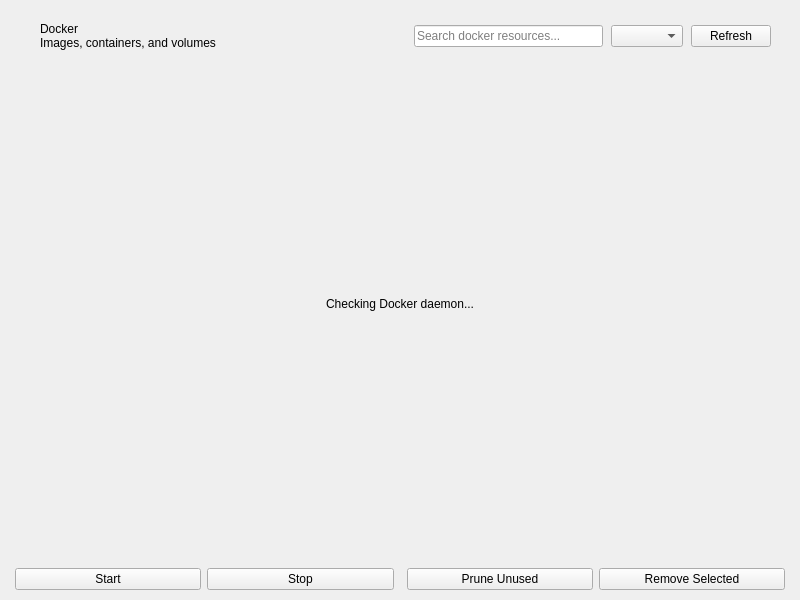
First picture: the form in shared/nexis/Pages/Docker/docker_page.ui, repository s4solutionsllc/Nexis, before the edit.
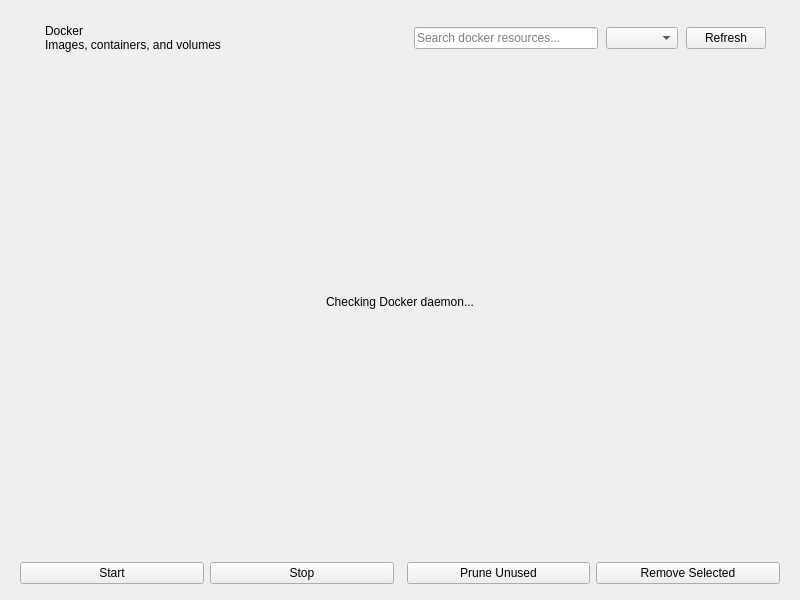
Second picture: the form after the edit.

Commit message: refactor(ui): shared page scaffold and scoped transparent backgrounds

What changed in the file:
```diff
--- a/shared/nexis/Pages/Docker/docker_page.ui
+++ b/shared/nexis/Pages/Docker/docker_page.ui
@@ -15,16 +15,16 @@
   </property>
   <layout class="QVBoxLayout" name="mainLayout">
    <property name="leftMargin">
-    <number>15</number>
+    <number>20</number>
    </property>
    <property name="topMargin">
-    <number>10</number>
+    <number>12</number>
    </property>
    <property name="rightMargin">
-    <number>15</number>
+    <number>20</number>
    </property>
    <property name="bottomMargin">
-    <number>10</number>
+    <number>16</number>
    </property>
    <item>
     <widget class="QWidget" name="sectionHeaderRow" native="true">
```
The commit also changes 33 other files.
